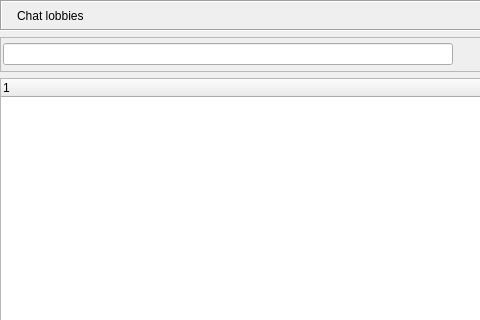
Above: retroshare-gui/src/gui/ChatLobbyWidget.ui from RetroShare/RetroShare before the change; both pictures show x 0 to 480 and y 0 to 320 of the 803 by 517 pixel window. Below: the same form after it.
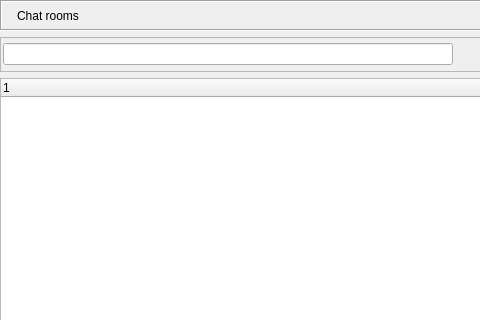
That is the form after the change. Icons and pictures are not drawn. Custom widgets are drawn as their Qt base class.

```diff
--- a/retroshare-gui/src/gui/ChatLobbyWidget.ui
+++ b/retroshare-gui/src/gui/ChatLobbyWidget.ui
@@ -72,7 +72,7 @@
       <item>
        <widget class="StyledLabel" name="titleBarLabel">
         <property name="text">
-         <string>Chat lobbies</string>
+         <string>Chat rooms</string>
         </property>
        </widget>
       </item>
```
